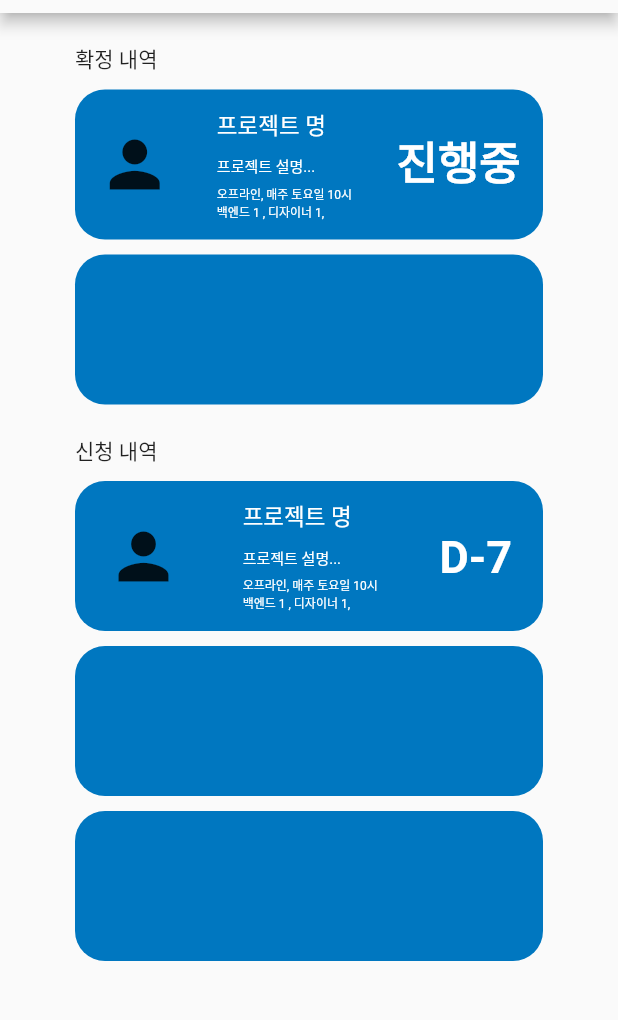
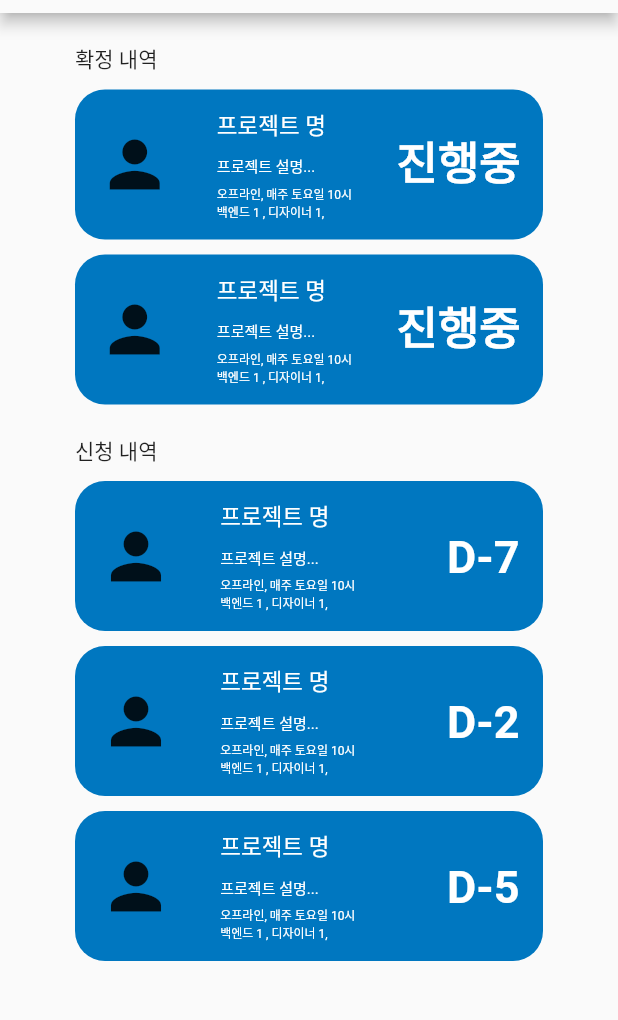
Before and after one commit to computerteam9/MEETEAM, a Flutter app: the ProjectListPage screen opened directly, on a phone screen of 412 x 824 dp, the part 71-1091 px from its top. Run offline on Flutter 3.47's test engine with Material 2 defaults, Android fonts, the phone set to English and light mode, and no system bars.

Commit message:
수정 : 내역 텍스트

```diff
--- a/lib/ProjectListPage.dart
+++ b/lib/ProjectListPage.dart
@@ -74,10 +74,51 @@
                 ),
                   Container(
                       margin: EdgeInsets.only(top: 10),
+                      padding: const EdgeInsets.fromLTRB(0, 10, 0, 10),
                       height: 100,
                       decoration: BoxDecoration(
                           color: CustomColor.color3,
                           borderRadius: BorderRadius.circular(20)),
+                      child: Row(
+                        mainAxisAlignment: MainAxisAlignment.spaceAround,
+                        children: <Widget>[
+                          const ClipOval(
+                            child: Icon(
+                              Icons.person,
+                              size: 50,
+                            ),
+                          ),
+                          Column(
+                            mainAxisAlignment: MainAxisAlignment.spaceAround,
+                            crossAxisAlignment: CrossAxisAlignment.start,
+                            children: const [
+                              Text(
+                                "프로젝트 명",
+                                style:
+                                TextStyle(fontSize: 15, color: Colors.white),
+                              ),
+                              Text(
+                                "프로젝트 설명...",
+                                style: TextStyle(
+                                    height: 2, fontSize: 10, color: Colors.white),
+                              ),
+                              Text(
+                                "오프라인, 매주 토요일 10시\n백엔드 1 , 디자이너 1,",
+                                style:
+                                TextStyle(fontSize: 8, color: Colors.white),
+                              ),
+                            ],
+                          ),
+                          const Text(
+                            "진행중",
+                            style: TextStyle(
+                                height: 1.2,
+                                fontWeight: FontWeight.bold,
+                                fontSize: 30,
+                                color: Colors.white),
+                          )
+                        ],
+                      )
                   ),
               ],),
             ],
@@ -129,7 +170,7 @@
                             ],
                           ),
                           const Text(
-                            "D-7",
+                            "    D-7",
                             style: TextStyle(
                                 height: 1.2,
                                 fontWeight: FontWeight.bold,
@@ -141,17 +182,99 @@
                   ),
                   Container(
                       margin: EdgeInsets.only(top: 10),
+                      padding: const EdgeInsets.fromLTRB(0, 10, 0, 10),
                       height: 100,
                       decoration: BoxDecoration(
                           color: CustomColor.color3,
                           borderRadius: BorderRadius.circular(20)),
+                      child: Row(
+                        mainAxisAlignment: MainAxisAlignment.spaceAround,
+                        children: <Widget>[
+                          const ClipOval(
+                            child: Icon(
+                              Icons.person,
+                              size: 50,
+                            ),
+                          ),
+                          Column(
+                            mainAxisAlignment: MainAxisAlignment.spaceAround,
+                            crossAxisAlignment: CrossAxisAlignment.start,
+                            children: const [
+                              Text(
+                                "프로젝트 명",
+                                style:
+                                TextStyle(fontSize: 15, color: Colors.white),
+                              ),
+                              Text(
+                                "프로젝트 설명...",
+                                style: TextStyle(
+                                    height: 2, fontSize: 10, color: Colors.white),
+                              ),
+                              Text(
+                                "오프라인, 매주 토요일 10시\n백엔드 1 , 디자이너 1,",
+                                style:
+                                TextStyle(fontSize: 8, color: Colors.white),
+                              ),
+                            ],
+                          ),
+                          const Text(
+                            "    D-2",
+                            style: TextStyle(
+                                height: 1.2,
+                                fontWeight: FontWeight.bold,
+                                fontSize: 30,
+                                color: Colors.white),
+                          )
+                        ],
+                      )
                   ),
                   Container(
                       margin: EdgeInsets.only(top: 10),
+                      padding: const EdgeInsets.fromLTRB(0, 10, 0, 10),
                       height: 100,
                       decoration: BoxDecoration(
                           color: CustomColor.color3,
                           borderRadius: BorderRadius.circular(20)),
+                      child: Row(
+                        mainAxisAlignment: MainAxisAlignment.spaceAround,
+                        children: <Widget>[
+                          const ClipOval(
+                            child: Icon(
+                              Icons.person,
+                              size: 50,
+                            ),
+                          ),
+                          Column(
+                            mainAxisAlignment: MainAxisAlignment.spaceAround,
+                            crossAxisAlignment: CrossAxisAlignment.start,
+                            children: const [
+                              Text(
+                                "프로젝트 명",
+                                style:
+                                TextStyle(fontSize: 15, color: Colors.white),
+                              ),
+                              Text(
+                                "프로젝트 설명...",
+                                style: TextStyle(
+                                    height: 2, fontSize: 10, color: Colors.white),
+                              ),
+                              Text(
+                                "오프라인, 매주 토요일 10시\n백엔드 1 , 디자이너 1,",
+                                style:
+                                TextStyle(fontSize: 8, color: Colors.white),
+                              ),
+                            ],
+                          ),
+                          const Text(
+                            "    D-5",
+                            style: TextStyle(
+                                height: 1.2,
+                                fontWeight: FontWeight.bold,
+                                fontSize: 30,
+                                color: Colors.white),
+                          )
+                        ],
+                      )
                   ),
                 ],),
               ],
```
Lines whose indentation alone changed are shown as unchanged.
